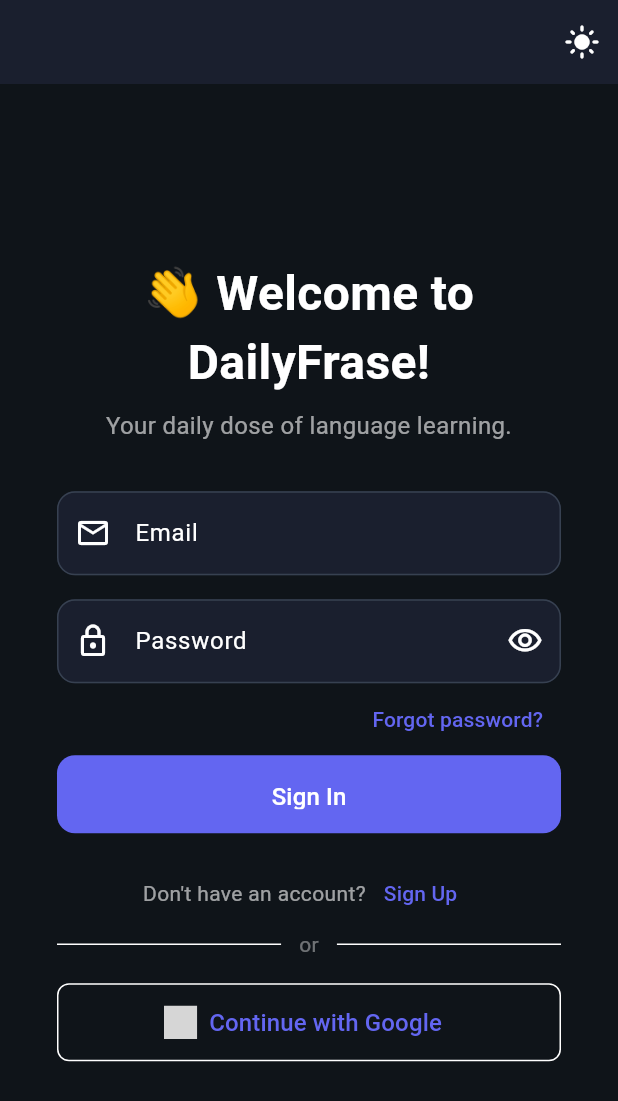
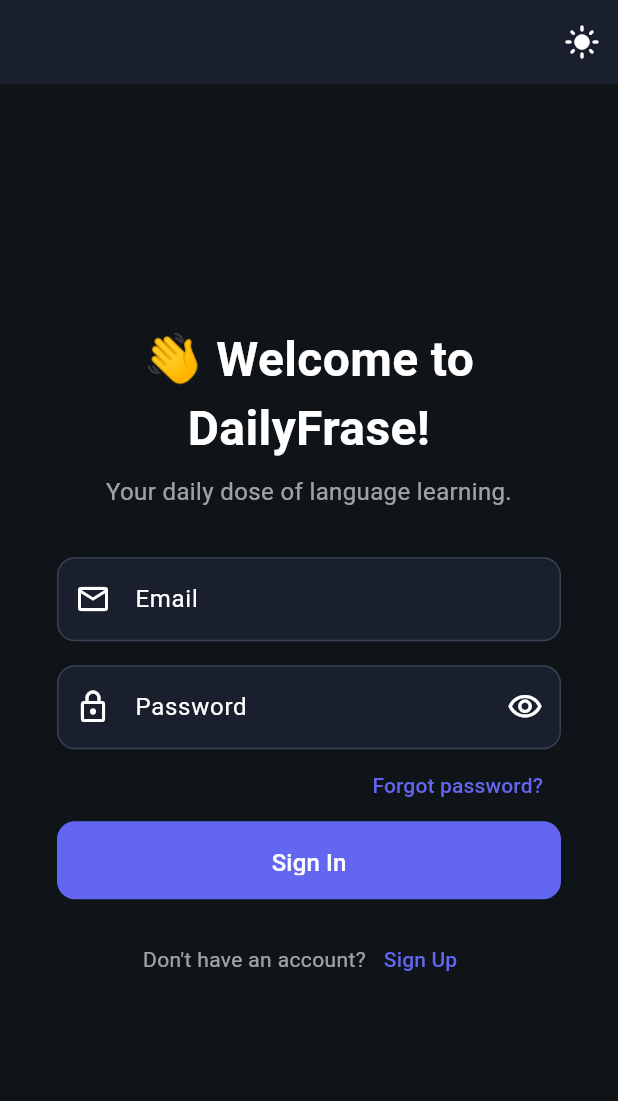
Before and after one commit to 47lakers/language-flutter, a Flutter app: the screen it shows after launch, on a phone screen of 412 x 824 dp. Shown: the top 1101 px of the screen. Run offline on Flutter 3.47's test engine with Material 3 defaults, Android fonts, the phone set to English and light mode, and no system bars; our stand-ins replace cloud_firestore, firebase_auth, firebase_core, flutter_tts; missing offline and left inert: dart:html; accounts and stored records are empty; grey boxes are pictures that could not be loaded.

Commit message:
Remove google

```diff
--- a/lib/pages/login_page.dart
+++ b/lib/pages/login_page.dart
@@ -1,5 +1,4 @@
 import 'package:flutter/material.dart';
-import 'package:flutter_svg/flutter_svg.dart';
 import 'package:provider/provider.dart';
 import '../services/auth_service.dart';
 import '../main.dart';
@@ -32,18 +31,6 @@
   void _clearMessages() {
     _error = null;
     _successMessage = null;
-  }
-
-  Future<void> _signInWithGoogle() async {
-    if (_isLoading) return;
-    setState(() { _isLoading = true; _clearMessages(); });
-    try {
-      await context.read<AuthService>().signInWithGoogle();
-    } catch (e) {
-      if (mounted) setState(() => _error = e.toString().replaceAll('Exception: ', ''));
-    } finally {
-      if (mounted) setState(() => _isLoading = false);
-    }
   }
 
   Future<void> _submitEmailForm() async {
@@ -234,37 +221,7 @@
                     ],
                   ),
 
-                  // Divider
-                  Row(
-                    children: [
-                      const Expanded(child: Divider()),
-                      Padding(
-                        padding: const EdgeInsets.symmetric(horizontal: 12),
-                        child: Text('or', style: TextStyle(color: colorScheme.onSurface.withOpacity(0.4))),
-                      ),
-                      const Expanded(child: Divider()),
-                    ],
-                  ),
-                  const SizedBox(height: 16),
 
-                  // Google sign in
-                  SizedBox(
-                    width: double.infinity,
-                    height: 52,
-                    child: OutlinedButton.icon(
-                      onPressed: _isLoading ? null : _signInWithGoogle,
-                      icon: SvgPicture.network(
-                        'https://www.gstatic.com/firebasejs/ui/2.0.0/images/auth/google.svg',
-                        height: 22,
-                        width: 22,
-                        placeholderBuilder: (_) => const SizedBox(width: 22, height: 22),
-                      ),
-                      label: const Text('Continue with Google', style: TextStyle(fontSize: 16)),
-                      style: OutlinedButton.styleFrom(
-                        shape: RoundedRectangleBorder(borderRadius: BorderRadius.circular(8)),
-                      ),
-                    ),
-                  ),
                 ],
               ),
             ),
```
